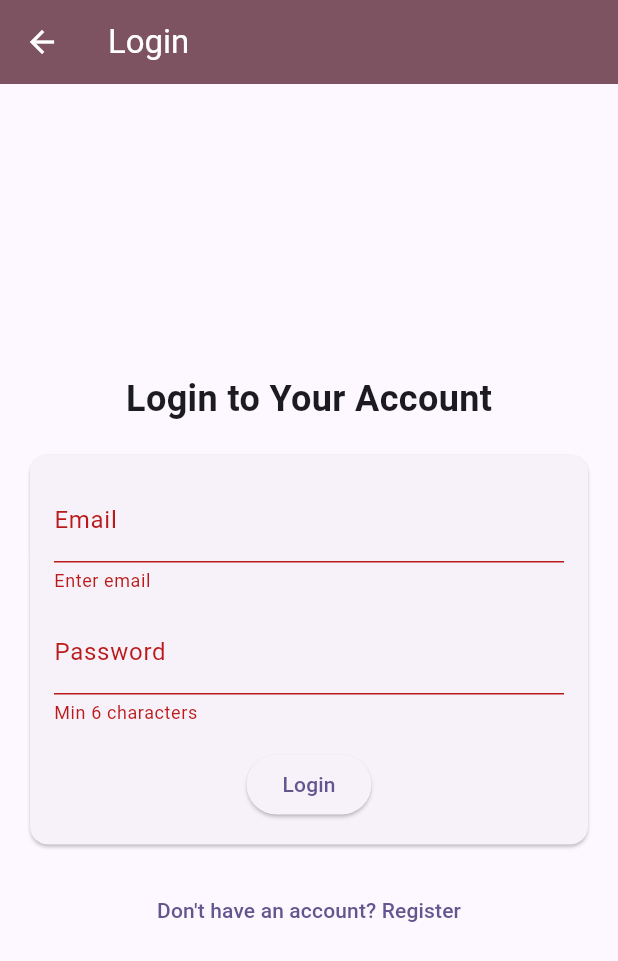
After one commit to Go-Flutter-Dashboard/prodspace, a Flutter app: the LoginPage screen opened by its route, after a tap on "Login", on a phone screen of 412 x 824 dp. The commit adds this screen. Shown: the top 961 px of the screen. Run offline on Flutter 3.47's test engine with Material 3 defaults, Android fonts, the phone set to English and light mode, and no system bars; our stand-ins replace hive, hive_flutter, shared_preferences; accounts and stored records are empty.

Commit message:
feat: add login page

```diff
--- a/frontend/lib/main.dart
+++ b/frontend/lib/main.dart
@@ -1,6 +1,6 @@
 import 'package:flutter/material.dart';
-import 'functions/functions.dart';
-import 'pages/workspace_page.dart';
+import 'functions/logged_in.dart';
+import 'pages/pages.dart';
 import 'package:hive/hive.dart';
 import 'package:path_provider/path_provider.dart';
 
@@ -15,11 +15,14 @@ void main() async {
   await Hive.openBox('settings');
   // Create box for uncommited changes in canvas
   await Hive.openBox('changes');
-  runApp(const MyApp());
+  runApp(MyApp());
 }
 
 class MyApp extends StatelessWidget {
-  const MyApp({super.key});
+  MyApp({super.key});
+
+  // Navigator key
+  final GlobalKey<NavigatorState> navigatorKey = GlobalKey<NavigatorState>();
 
   // App theme generator
   static var themeData = ThemeData(
@@ -31,7 +34,7 @@ class MyApp extends StatelessWidget {
   @override
   Widget build(BuildContext context) {
     return MaterialApp(
-      // navigatorKey: navigatorKey,
+      navigatorKey: navigatorKey,
       title: 'Your Workspace',
       theme: themeData,
       initialRoute: '/',
@@ -50,7 +53,8 @@ class MyApp extends StatelessWidget {
             return const WorkspacePage();
           },
         ),
-        // '/login': (context) => const LoginPage(),
+        '/home': (context) => const WorkspacePage(),
+        '/login': (context) => const LoginPage(),
         // '/register': (context) => const RegisterPage(),
       },
     );
--- /dev/null
+++ b/frontend/lib/pages/login_page.dart
@@ -0,0 +1,165 @@
+import 'dart:convert';
+import 'package:flutter/material.dart';
+import 'package:http/http.dart' as http;
+import 'package:hive_flutter/hive_flutter.dart';
+import 'package:prodspace/functions/logged_in.dart';
+
+class LoginPage extends StatefulWidget {
+  const LoginPage({super.key});
+
+  @override
+  State<LoginPage> createState() => _LoginPageState();
+}
+
+class _LoginPageState extends State<LoginPage> {
+  final _formKey = GlobalKey<FormState>();
+  // Controllers for email and password
+  final _emailController = TextEditingController();
+  final _passwordController = TextEditingController();
+
+  // Submit button pressed
+  void _submit() async {
+    if (_formKey.currentState!.validate()) {
+      // Get values from controllers
+      final email = _emailController.text.trim();
+      final password = _passwordController.text;
+
+      // Request to backend
+      final response = await http.post(
+        Uri.parse(
+          'localhost:8080'
+        ),
+        headers: {'Content-Type': 'application/json'},
+        body: '{"email": "$email", "password": "$password"}',
+      );
+
+      // Bad response case
+      if (response.statusCode != 200) {
+        // Log failure
+        debugPrint('Login failed: ${response.statusCode}');
+        if (!mounted) return;
+        ScaffoldMessenger.of(context).showSnackBar(
+          SnackBar(
+            content: Text('Login failed: ${response.reasonPhrase}'),
+            duration: const Duration(seconds: 1),
+          ),
+        );
+        return;
+      }
+
+      // Good response case
+
+      // Save valiues to box
+      if (!Hive.isBoxOpen('user_parameters')) {
+        await Hive.openBox('user_parameters');
+      }
+      final userBox = Hive.box('user_parameters');
+      userBox.put('email', email);
+      final responseJson = jsonDecode(response.body);
+      userBox.put('name', '${responseJson['name']}');
+
+      // Log success
+      debugPrint('Logged in: $email, $password');
+      if (!mounted) return;
+      ScaffoldMessenger.of(context).showSnackBar(
+        SnackBar(
+          content: Text('Logged in: $email'),
+          duration: const Duration(seconds: 1),
+        ),
+      );
+
+      // Save user logged in
+      await setLoggedIn(true);
+      if (!mounted) return;
+
+      // Navigate to main page
+      Navigator.pushReplacementNamed(context, '/home');
+    }
+  }
+
+  @override
+  Widget build(BuildContext context) {
+    var colorScheme = Theme.of(context).colorScheme;
+    return Scaffold(
+      appBar: AppBar(
+        title: const Text("Login"),
+        backgroundColor: colorScheme.tertiary,
+        foregroundColor: colorScheme.onTertiary,
+      ),
+      body: Center(
+        child: SingleChildScrollView(
+          child: Padding(
+            padding: const EdgeInsets.all(16),
+            child: Column(
+              children: [
+                const Text(
+                  'Login to Your Account',
+                  style: TextStyle(fontSize: 24, fontWeight: FontWeight.bold),
+                ),
+                const SizedBox(height: 16),
+                Card(
+                  child: Padding(
+                    padding: const EdgeInsets.all(16.0),
+                    child: Form(
+                      key: _formKey,
+                      child: Column(
+                        mainAxisSize: MainAxisSize.min,
+                        children: [
+                          TextFormField(
+                            controller: _emailController,
+                            decoration: const InputDecoration(
+                              labelText: 'Email',
+                            ),
+                            autovalidateMode:
+                                AutovalidateMode.onUserInteraction,
+                            validator: (value) {
+                              if (value == null || value.isEmpty) {
+                                return 'Enter email';
+                              }
+                              final emailPattern = RegExp(
+                                r'^[a-zA-Z0-9._%+-]+@[a-zA-Z0-9.-]+\.[a-zA-Z]{2,}$',
+                              );
+                              if (!emailPattern.hasMatch(value)) {
+                                return 'Enter a valid email';
+                              }
+                              return null;
+                            },
+                          ),
+                          const SizedBox(height: 12),
+                          TextFormField(
+                            controller: _passwordController,
+                            decoration: const InputDecoration(
+                              labelText: 'Password',
+                            ),
+                            obscureText: true,
+                            autovalidateMode:
+                                AutovalidateMode.onUserInteraction,
+                            validator: (value) =>
+                                value != null && value.length >= 6
+                                ? null
+                                : 'Min 6 characters',
+                          ),
+                          const SizedBox(height: 16),
+                          ElevatedButton(
+                            onPressed: _submit,
+                            child: const Text('Login'),
+                          ),
+                        ],
+                      ),
+                    ),
+                  ),
+                ),
+                const SizedBox(height: 16),
+                TextButton(
+                  onPressed: () =>
+                      Navigator.pushReplacementNamed(context, '/register'),
+                  child: const Text('Don\'t have an account? Register'),
+                ),
+              ],
+            ),
+          ),
+        ),
+      ),
+    );
+  }
+}
--- /dev/null
+++ b/frontend/lib/pages/pages.dart
@@ -0,0 +1,3 @@
+// Add all page files in this node
+export 'login_page.dart';
+export 'workspace_page.dart';
--- a/frontend/pubspec.yaml
+++ b/frontend/pubspec.yaml
@@ -38,6 +38,7 @@ dependencies:
   path_provider: ^2.1.5
   shared_preferences: ^2.5.3
   hive_flutter: ^1.1.0
+  http: ^1.4.0
 
 dev_dependencies:
   flutter_test:
```
Also changed, not shown: frontend/pubspec.lock, 1 other file.
